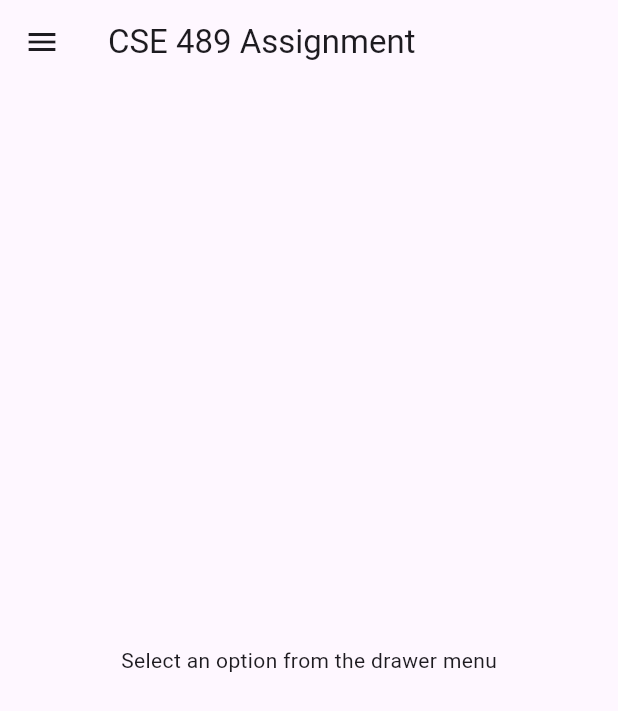
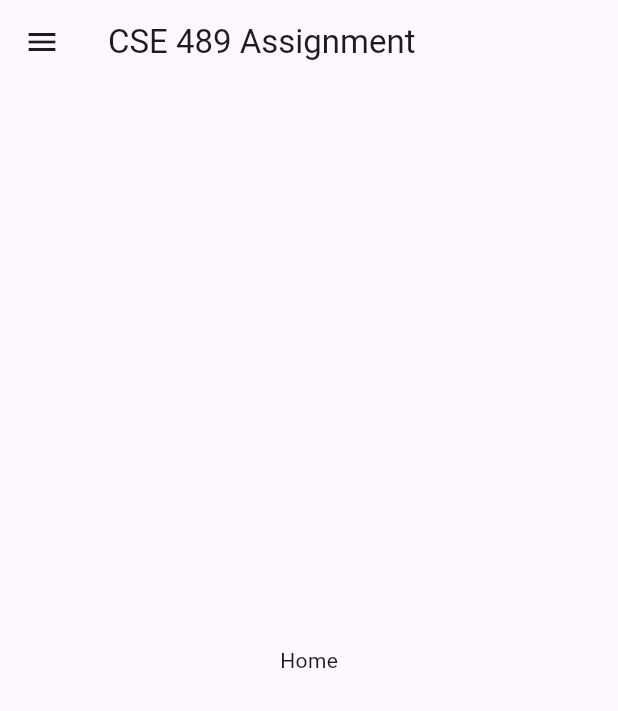
Before and after one commit to RazinSufian/WorkingWithFlutter, a Flutter app: the MyHomePage screen opened directly, on a phone screen of 412 x 824 dp. Shown: the top 711 px of the screen. Run offline on Flutter 3.47's test engine with Material 3 defaults, Android fonts, the phone set to English and light mode, and no system bars; our stand-ins replace another_flushbar, audioplayers, get, image_picker, video_player; missing offline and left inert: battery_info.

Commit message:
489_week2

```diff
--- a/lib/routes/routes_name.dart
+++ b/lib/routes/routes_name.dart
@@ -7,4 +7,5 @@ class RoutesName {
   static const String week1_489 = 'test_2' ;
   static const String test_page_1 = 'grid_test' ;
   static const String test = 'test' ;
+  static const String week2_ = 'test' ;
 }
--- /dev/null
+++ b/lib/test_page/489_week2/home.dart
@@ -0,0 +1,10 @@
+import 'package:flutter/cupertino.dart';
+
+class HomeScreen extends StatelessWidget {
+  @override
+  Widget build(BuildContext context) {
+    return Center(
+      child: Text('Home'),
+    );
+  }
+}
--- a/lib/test_page/489_week2/week2_489.dart
+++ b/lib/test_page/489_week2/week2_489.dart
@@ -1,8 +1,12 @@
 import 'package:flutter/material.dart';
 import 'broadcast_receiver.dart';
 import 'image_scale.dart';
+import 'massage_sender.dart';
+import 'message_receiver.dart';
 import 'video_player.dart';
 import 'audio_player.dart';
+import 'battery_notification_receiver.dart';
+
 
 void main() {
   runApp(MyApp());
@@ -21,7 +25,36 @@ class MyApp extends StatelessWidget {
   }
 }
 
-class MyHomePage extends StatelessWidget {
+class MyHomePage extends StatefulWidget {
+  @override
+  _MyHomePageState createState() => _MyHomePageState();
+}
+
+class _MyHomePageState extends State<MyHomePage> {
+  int _selectedDrawerIndex = 0;
+
+  final List<Widget> _pages = [
+    HomeScreen(),
+    BroadcastReceiverScreen(),
+    ImageScaleScreen(),
+    VideoPlayerScreen(),
+    AudioPlayerScreen(),
+    MessageBroadcastSenderScreen(),
+    MessageBroadcastReceiverScreen(),
+    BatteryReceiverScreen(),
+  ];
+
+  _getDrawerItemWidget(int pos) {
+    return _pages[pos];
+  }
+
+  _onSelectItem(int index) {
+    setState(() {
+      _selectedDrawerIndex = index;
+    });
+    Navigator.of(context).pop(); // close the drawer
+  }
+
   @override
   Widget build(BuildContext context) {
     return Scaffold(
@@ -39,47 +72,51 @@ class MyHomePage extends StatelessWidget {
               ),
             ),
             ListTile(
-              title: Text('Broadcast Receiver'),
-              onTap: () {
-                Navigator.push(
-                  context,
-                  MaterialPageRoute(builder: (context) => BroadcastReceiverScreen()),
-                );
-              },
+              title: Text('Home'),
+              onTap: () => _onSelectItem(0),
+            ),
+            ExpansionTile(
+              title: Text('Broadcast'),
+              children: <Widget>[
+                ListTile(
+                  title: Text('Message Broadcast Sender'),
+                  onTap: () => _onSelectItem(5),
+                ),
+                ListTile(
+                  title: Text('Message Broadcast Receiver'),
+                  onTap: () => _onSelectItem(6),
+                ),
+                ListTile(
+                  title: Text('Battery Broadcast Receiver'),
+                  onTap: () => _onSelectItem(7),
+                ),
+              ],
             ),
             ListTile(
               title: Text('Image Scale'),
-              onTap: () {
-                Navigator.push(
-                  context,
-                  MaterialPageRoute(builder: (context) => ImageScaleScreen()),
-                );
-              },
+              onTap: () => _onSelectItem(2),
             ),
             ListTile(
               title: Text('Video'),
-              onTap: () {
-                Navigator.push(
-                  context,
-                  MaterialPageRoute(builder: (context) => VideoPlayerScreen()),
-                );
-              },
+              onTap: () => _onSelectItem(3),
             ),
             ListTile(
               title: Text('Audio'),
-              onTap: () {
-                Navigator.push(
-                  context,
-                  MaterialPageRoute(builder: (context) => AudioPlayerScreen()),
-                );
-              },
+              onTap: () => _onSelectItem(4),
             ),
           ],
         ),
       ),
-      body: Center(
-        child: Text('Select an option from the drawer menu'),
-      ),
+      body: _getDrawerItemWidget(_selectedDrawerIndex),
     );
   }
 }
+
+class HomeScreen extends StatelessWidget {
+  @override
+  Widget build(BuildContext context) {
+    return Center(
+      child: Text('Home'),
+    );
+  }
+}
--- a/pubspec.yaml
+++ b/pubspec.yaml
@@ -58,7 +58,8 @@ dependencies:
   video_player: ^2.2.19
   audioplayers: ^6.0.0
   photo_view: ^0.14.0
-
+  battery_plus: ^2.0.4
+  battery_info: ^1.1.1
 
 dev_dependencies:
   flutter_test:
```
Also changed, not shown: lib/test_page/489_week2/audio_player.dart (+29 -29 lines), lib/test_page/489_week2/battery_notification_receiver.dart (added, +56 -0 lines), lib/test_page/489_week2/broadcast_receiver.dart (+37 -37 lines), lib/test_page/489_week2/image_scale.dart (+6 -6 lines), lib/test_page/489_week2/massage_controller.dart (added, +26 -0 lines), lib/test_page/489_week2/massage_sender.dart (added, +57 -0 lines), lib/test_page/489_week2/message_receiver.dart (added, +75 -0 lines), lib/test_page/489_week2/video_player.dart (+6 -6 lines), lib/utils/components/custom_button.dart (added, +45 -0 lines), lib/utils/components/round_text_bar.dart (+15 -28 lines), pubspec.lock, 3 other files.
